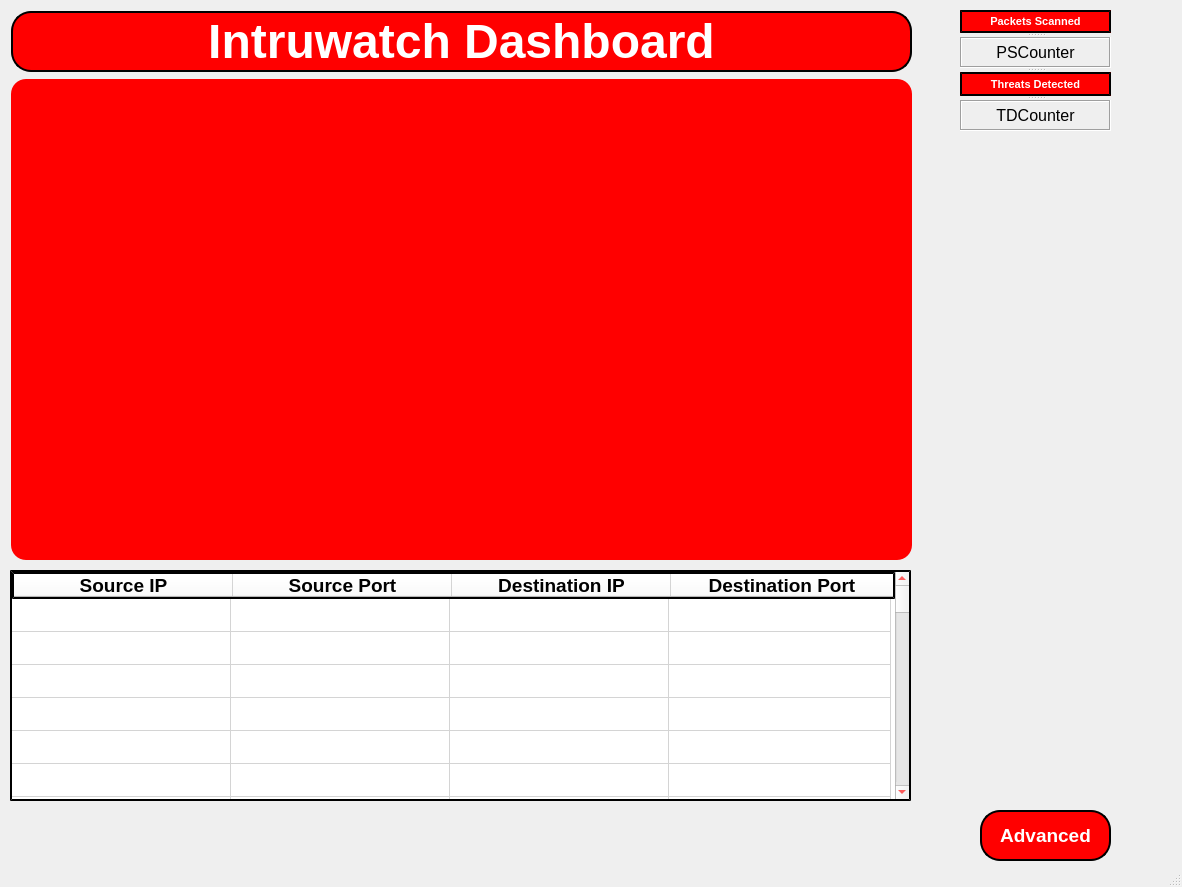
Qt form Frontend/Dashboard.ui (Tyler-Wagner/SHSU-App) before a commit.
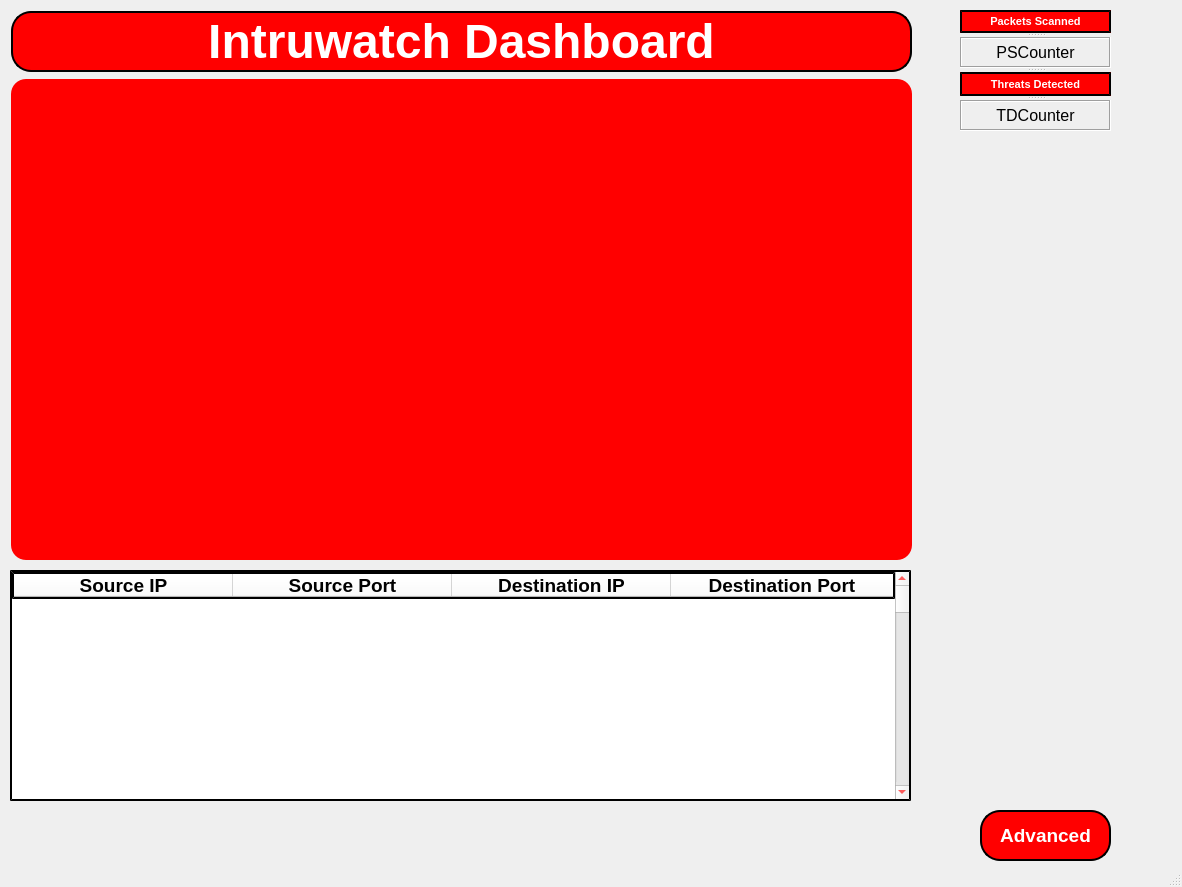
The same form after that commit.

Commit message:
Removed Grid in table
Here ya go Noah

Patch:
```diff
--- a/Frontend/Dashboard.ui
+++ b/Frontend/Dashboard.ui
@@ -307,9 +307,12 @@
     <property name="autoScrollMargin">
      <number>10</number>
     </property>
-    <property name="showGrid">
+    <property name="tabKeyNavigation">
      <bool>true</bool>
     </property>
+    <property name="showGrid">
+     <bool>false</bool>
+    </property>
     <property name="rowCount">
      <number>128</number>
     </property>
```
